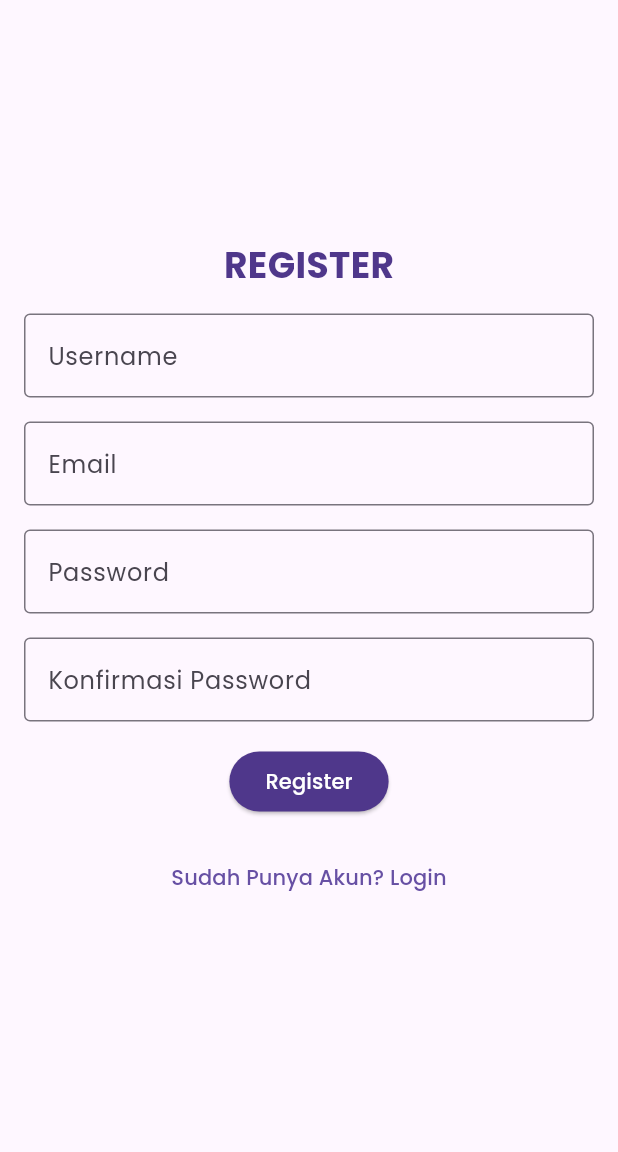
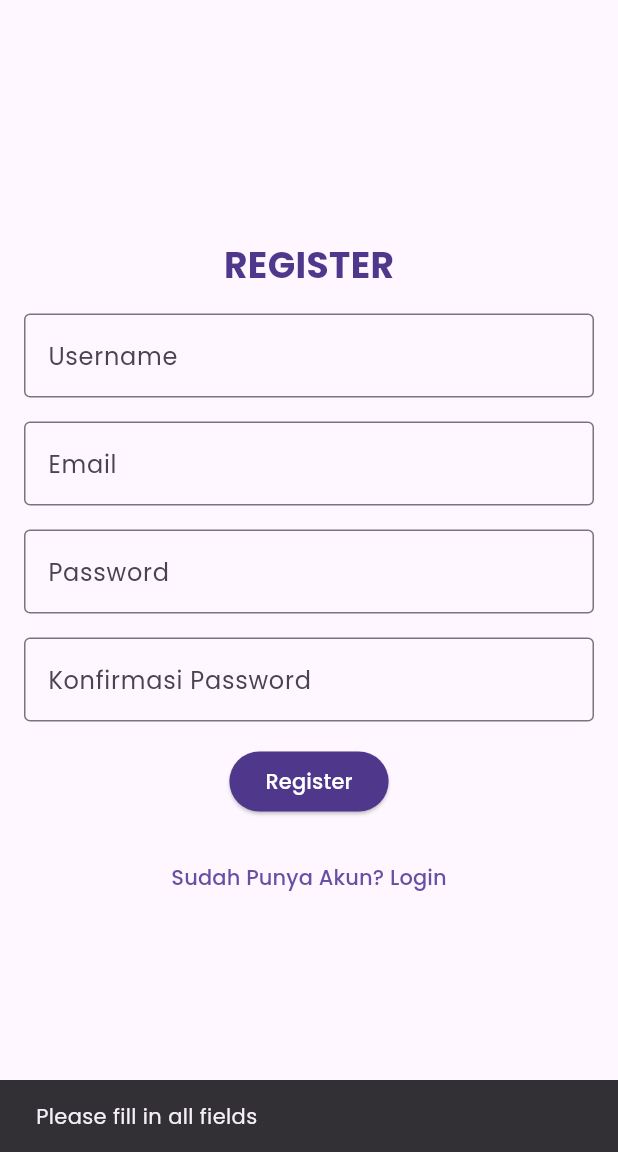
Before and after one commit to rifqiraehan/movietrack-fe, a Flutter app: the RegisterScreen screen opened directly, after a tap on "Register", on a phone screen of 412 x 824 dp, the part 84-1236 px from its top. Run offline on Flutter 3.47's test engine with Material 3 defaults, Android fonts, the phone set to English and light mode, and no system bars; our stand-ins replace google_fonts, logger, shared_preferences; accounts and stored records are empty.

Commit message:
Add User Registration

```diff
--- a/lib/main.dart
+++ b/lib/main.dart
@@ -1,6 +1,6 @@
 import 'package:flutter/material.dart';
 import 'package:movietrack/screens/login_screen.dart';
-import 'package:movietrack/pages/home_screen.dart';
+import 'package:movietrack/pages/user/home_screen.dart';
 import 'package:movietrack/pages/admin/home_page.dart';
 import 'package:google_fonts/google_fonts.dart';
 import 'package:movietrack/utils/session.dart';
--- a/lib/screens/login_screen.dart
+++ b/lib/screens/login_screen.dart
@@ -1,7 +1,7 @@
 import 'package:flutter/material.dart';
 import 'package:movietrack/screens/register_screen.dart';
 import 'package:url_launcher/url_launcher.dart';
-import 'package:movietrack/pages/home_screen.dart';
+import 'package:movietrack/pages/user/home_screen.dart';
 import 'package:movietrack/models/user.dart';
 
 class LoginScreen extends StatefulWidget {
--- a/lib/screens/register_screen.dart
+++ b/lib/screens/register_screen.dart
@@ -1,7 +1,83 @@
 import 'package:flutter/material.dart';
+import 'package:movietrack/models/user.dart';
+import 'package:movietrack/screens/login_screen.dart';
 
-class RegisterScreen extends StatelessWidget {
+class RegisterScreen extends StatefulWidget {
   const RegisterScreen({Key? key}) : super(key: key);
+
+  @override
+  State<RegisterScreen> createState() => _RegisterScreenState();
+}
+
+class _RegisterScreenState extends State<RegisterScreen> {
+  final TextEditingController _usernameController = TextEditingController();
+  final TextEditingController _emailController = TextEditingController();
+  final TextEditingController _passwordController = TextEditingController();
+  final TextEditingController _confirmPasswordController = TextEditingController();
+  bool _isLoading = false;
+
+  @override
+  void dispose() {
+    _usernameController.dispose();
+    _emailController.dispose();
+    _passwordController.dispose();
+    _confirmPasswordController.dispose();
+    super.dispose();
+  }
+
+  void _register() async {
+    setState(() {
+      _isLoading = true;
+    });
+
+    final username = _usernameController.text.trim();
+    final email = _emailController.text.trim();
+    final password = _passwordController.text.trim();
+    final confirmPassword = _confirmPasswordController.text.trim();
+
+    if (username.isEmpty || email.isEmpty || password.isEmpty || confirmPassword.isEmpty) {
+      setState(() {
+        _isLoading = false;
+      });
+
+      ScaffoldMessenger.of(context).showSnackBar(
+        const SnackBar(content: Text("Please fill in all fields")),
+      );
+      return;
+    }
+
+    if (password != confirmPassword) {
+      setState(() {
+        _isLoading = false;
+      });
+
+      ScaffoldMessenger.of(context).showSnackBar(
+        const SnackBar(content: Text("Passwords do not match")),
+      );
+      return;
+    }
+
+    final errorMessage = await User.register(username, email, password);
+
+    if (errorMessage == null) {
+      ScaffoldMessenger.of(context).showSnackBar(
+        const SnackBar(content: Text("Registration successful! Please log in.")),
+      );
+
+      Navigator.pushReplacement(
+        context,
+        MaterialPageRoute(builder: (context) => const LoginScreen()),
+      );
+    } else {
+      setState(() {
+        _isLoading = false;
+      });
+
+      ScaffoldMessenger.of(context).showSnackBar(
+        SnackBar(content: Text(errorMessage)),
+      );
+    }
+  }
 
   @override
   Widget build(BuildContext context) {
@@ -27,28 +103,34 @@ class RegisterScreen extends StatelessWidget {
               ),
               const SizedBox(height: 16),
               TextField(
+                controller: _usernameController,
                 decoration: InputDecoration(labelText: 'Username', border: OutlineInputBorder()),
               ),
               const SizedBox(height: 16),
               TextField(
+                controller: _emailController,
                 decoration: InputDecoration(labelText: 'Email', border: OutlineInputBorder()),
               ),
               const SizedBox(height: 16),
               TextField(
+                controller: _passwordController,
                 decoration: InputDecoration(labelText: 'Password', border: OutlineInputBorder()),
                 obscureText: true,
               ),
               const SizedBox(height: 16),
               TextField(
+                controller: _confirmPasswordController,
                 decoration: InputDecoration(labelText: 'Konfirmasi Password', border: OutlineInputBorder()),
                 obscureText: true,
               ),
               const SizedBox(height: 16),
-              ElevatedButton(
-                onPressed: () {},
-                style: ElevatedButton.styleFrom(backgroundColor: const Color(0xFF4F378B)),
-                child: const Text('Register', style: TextStyle(color: Colors.white)),
-              ),
+              _isLoading
+                ? const CircularProgressIndicator()
+                : ElevatedButton(
+                    onPressed: _register,
+                    style: ElevatedButton.styleFrom(backgroundColor: const Color(0xFF4F378B)),
+                    child: const Text('Register', style: TextStyle(color: Colors.white)),
+                  ),
               const SizedBox(height: 16),
               TextButton(
                 onPressed: () {
--- a/lib/screens/splash_screen.dart
+++ b/lib/screens/splash_screen.dart
@@ -1,6 +1,6 @@
 import 'package:flutter/material.dart';
 import 'package:movietrack/screens/login_screen.dart';
-import 'package:movietrack/pages/home_screen.dart';
+import 'package:movietrack/pages/user/home_screen.dart';
 import 'package:movietrack/utils/session.dart';
 
 class SplashScreen extends StatefulWidget {
```
Also changed, not shown: lib/models/user.dart (+41 -2 lines), lib/pages/user/home_page.dart (renamed from lib/pages/home_page.dart, +7 -0 lines), lib/pages/user/discover_page.dart (renamed from lib/pages/discover_page.dart), lib/pages/user/home_screen.dart (renamed from lib/pages/home_screen.dart), lib/pages/user/my_list_page.dart (renamed from lib/pages/my_list_page.dart), lib/pages/user/profile_page.dart (renamed from lib/pages/profile_page.dart), 1 other file.
